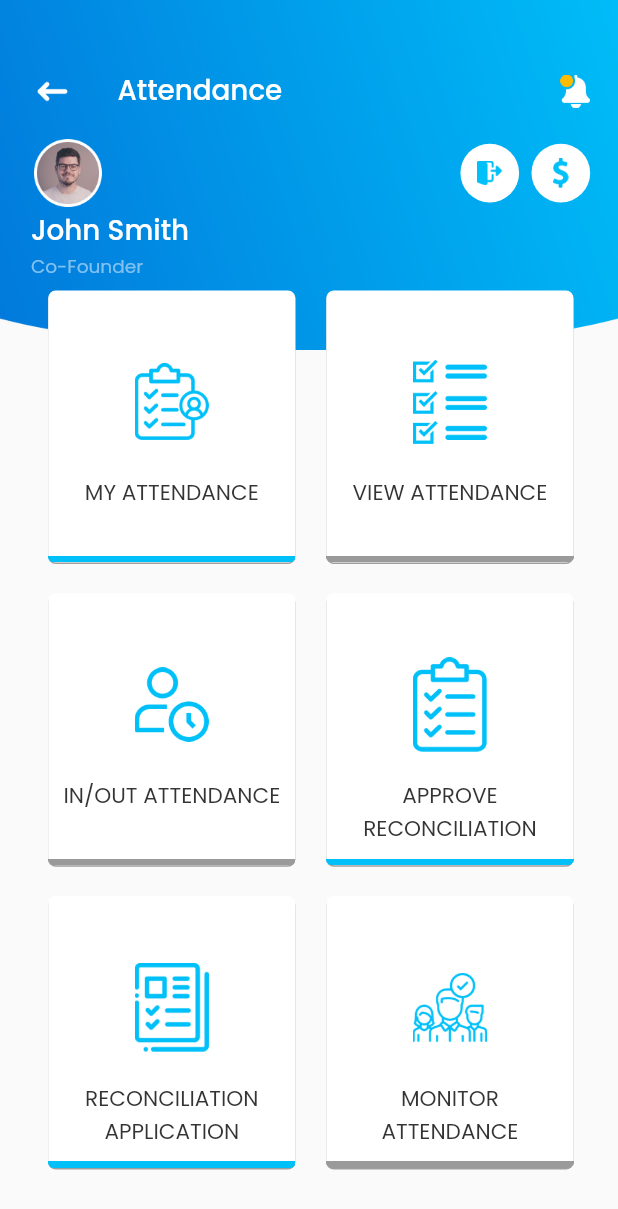
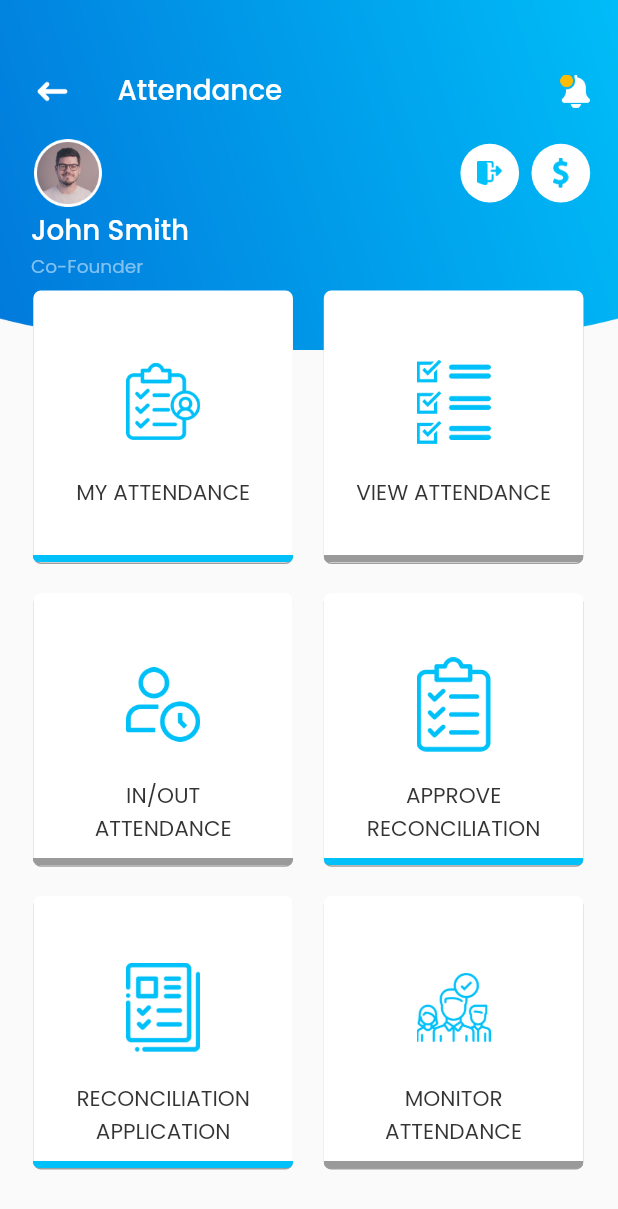
Before and after one commit to Abhisheksainii/company_manager_app, a Flutter app: the AttendanceScreen screen opened by its route, on a phone screen of 412 x 824 dp. Shown: the top 1209 px of the screen. Run offline on Flutter 3.47's test engine with Material 2 defaults, Android fonts, the phone set to English and light mode, and no system bars; our stand-ins replace contained_tab_bar_view, dotted_border, flutter_slider_drawer, google_fonts, sizer, table_calendar and 1 more; missing offline and left inert: timeline_widget.

Commit message:
home widget width

```diff
--- a/lib/screens/Home/attendance.dart
+++ b/lib/screens/Home/attendance.dart
@@ -157,7 +157,7 @@ class _AttendanceScreenState extends State<AttendanceScreen> {
               ),
               Positioned(
                 top: h * 0.235,
-                left: w * 0.078,
+                left: w * 0.054,
                 child: Column(
                   children: [
                     Row(
@@ -201,7 +201,7 @@ class _AttendanceScreenState extends State<AttendanceScreen> {
                             h: h,
                             w: w,
                             imgPath: "Inout",
-                            cardText: "IN/OUT ATTENDANCE",
+                            cardText: "IN/OUT          ATTENDANCE",
                             bottomRec: "greyRec",
                           ),
                         ),
@@ -217,7 +217,7 @@ class _AttendanceScreenState extends State<AttendanceScreen> {
                             h: h,
                             w: w,
                             imgPath: "clipboard",
-                            cardText: "APPROVE RECONCILIATION",
+                            cardText: "APPROVE     RECONCILIATION",
                             bottomRec: "blueRec",
                           ),
                         ),
@@ -232,7 +232,7 @@ class _AttendanceScreenState extends State<AttendanceScreen> {
                           h: h,
                           w: w,
                           imgPath: "reconciliation",
-                          cardText: "RECONCILIATION APPLICATION",
+                          cardText: "RECONCILIATION   APPLICATION",
                           bottomRec: "blueRec",
                         ),
                         SizedBox(
@@ -242,7 +242,7 @@ class _AttendanceScreenState extends State<AttendanceScreen> {
                           h: h,
                           w: w,
                           imgPath: "monitor",
-                          cardText: "MONITOR   ATTENDANCE",
+                          cardText: "MONITOR            ATTENDANCE",
                           bottomRec: "greyRec",
                         ),
                       ],
@@ -285,7 +285,7 @@ class _CustomCardState extends State<CustomCard> {
     double w = MediaQuery.of(context).size.width;
     return Container(
       height: widget.h * 0.22,
-      width: widget.w * 0.4,
+      width: widget.w * 0.42,
       decoration: BoxDecoration(
         borderRadius: BorderRadius.circular(5.0),
         color: Appcolors.whitecolor,
--- a/lib/widgets/drawer.dart
+++ b/lib/widgets/drawer.dart
@@ -243,7 +243,7 @@ class _CustomDrawerState extends State<CustomDrawer> {
                 ),
                 Positioned(
                   top: h * 0.235,
-                  left: w * 0.078,
+                  left: w * 0.054,
                   child: Column(
                     children: [
                       Row(
@@ -384,7 +384,7 @@ class _CustomCardState extends State<CustomCard> {
   Widget build(BuildContext context) {
     return Container(
       height: widget.h * 0.22,
-      width: widget.w * 0.4,
+      width: widget.w * 0.42,
       decoration: BoxDecoration(
         borderRadius: BorderRadius.circular(5.0),
         color: Appcolors.whitecolor,
```
Also changed, not shown: lib/screens/Home/leave.dart (+7 -7 lines).
